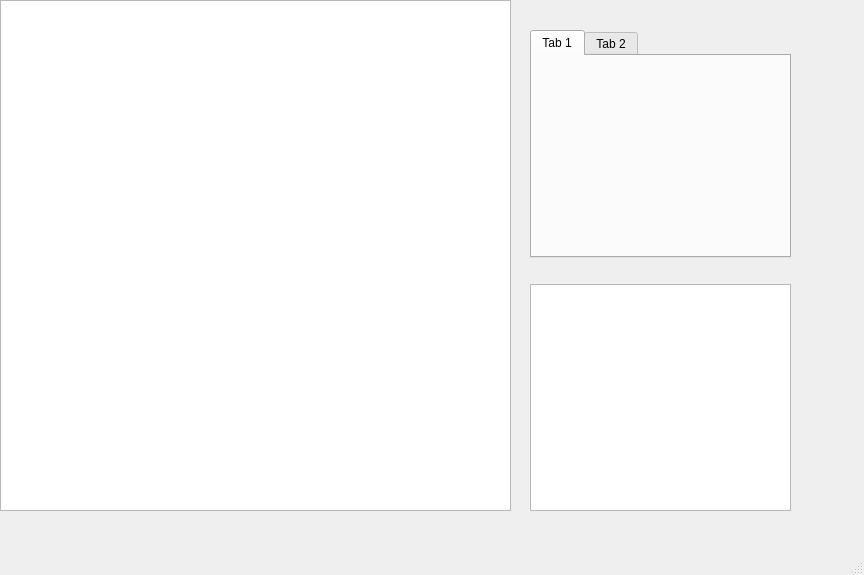
This is Game/mainwindow.ui in GreatSharky/programming3 as Qt 5 draws it before an edit. The edited form follows.
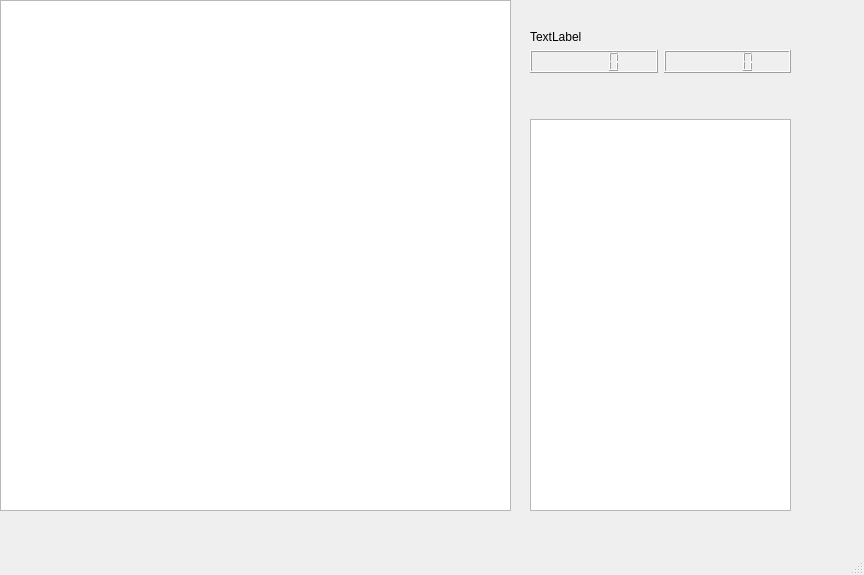
This is the edited form.

Commit message: Oli huutomerkki väärinpäin

```diff
--- a/Game/mainwindow.ui
+++ b/Game/mainwindow.ui
@@ -38,19 +38,22 @@
     </property>
     <layout class="QVBoxLayout" name="verticalLayout">
      <item>
-      <widget class="QTabWidget" name="tabWidget">
-       <widget class="QWidget" name="tab">
-        <attribute name="title">
-         <string>Tab 1</string>
-        </attribute>
-       </widget>
-       <widget class="QWidget" name="tab_2">
-        <attribute name="title">
-         <string>Tab 2</string>
-        </attribute>
-       </widget>
+      <widget class="QLabel" name="clockLabel">
+       <property name="text">
+        <string>TextLabel</string>
+       </property>
       </widget>
      </item>
+     <item>
+      <layout class="QHBoxLayout" name="clockLayout">
+       <item>
+        <widget class="QLCDNumber" name="hourLCD"/>
+       </item>
+       <item>
+        <widget class="QLCDNumber" name="minuteLCD"/>
+       </item>
+      </layout>
+     </item>
      <item>
       <spacer name="horizontalSpacer">
        <property name="orientation">
@@ -64,6 +67,19 @@
        </property>
       </spacer>
      </item>
+     <item>
+      <spacer name="horizontalSpacer_2">
+       <property name="orientation">
+        <enum>Qt::Horizontal</enum>
+       </property>
+       <property name="sizeHint" stdset="0">
+        <size>
+         <width>40</width>
+         <height>20</height>
+        </size>
+       </property>
+      </spacer>
+     </item>
      <item>
       <widget class="QColumnView" name="columnView"/>
      </item>
```
The commit also changes 2 other files.
